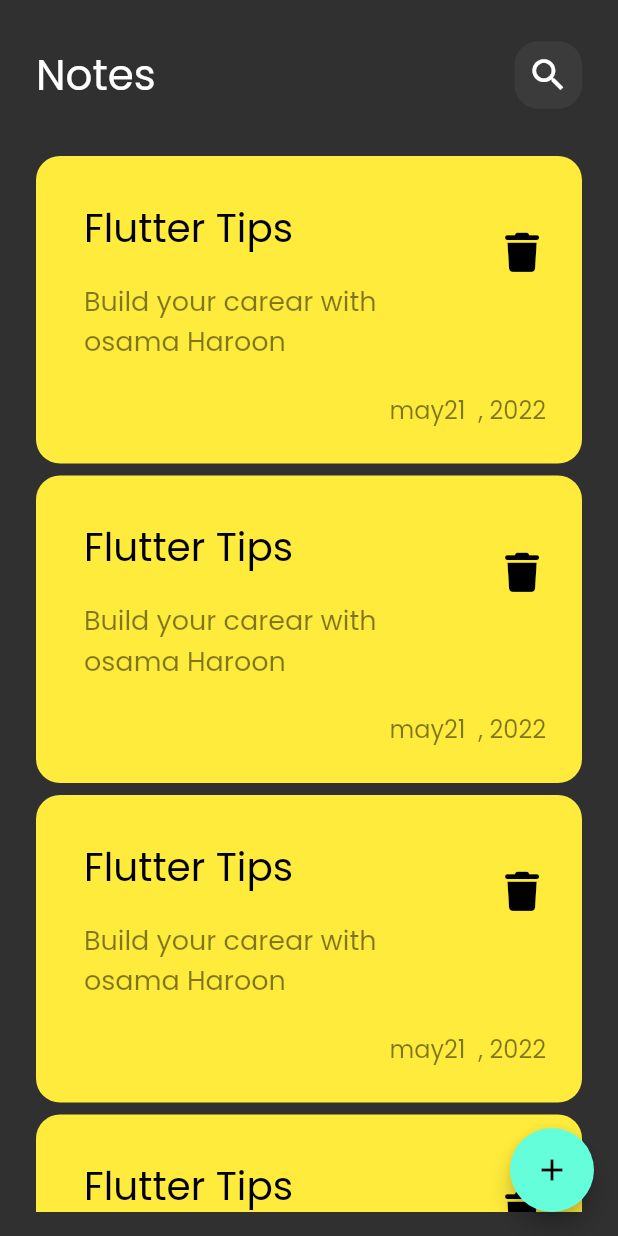
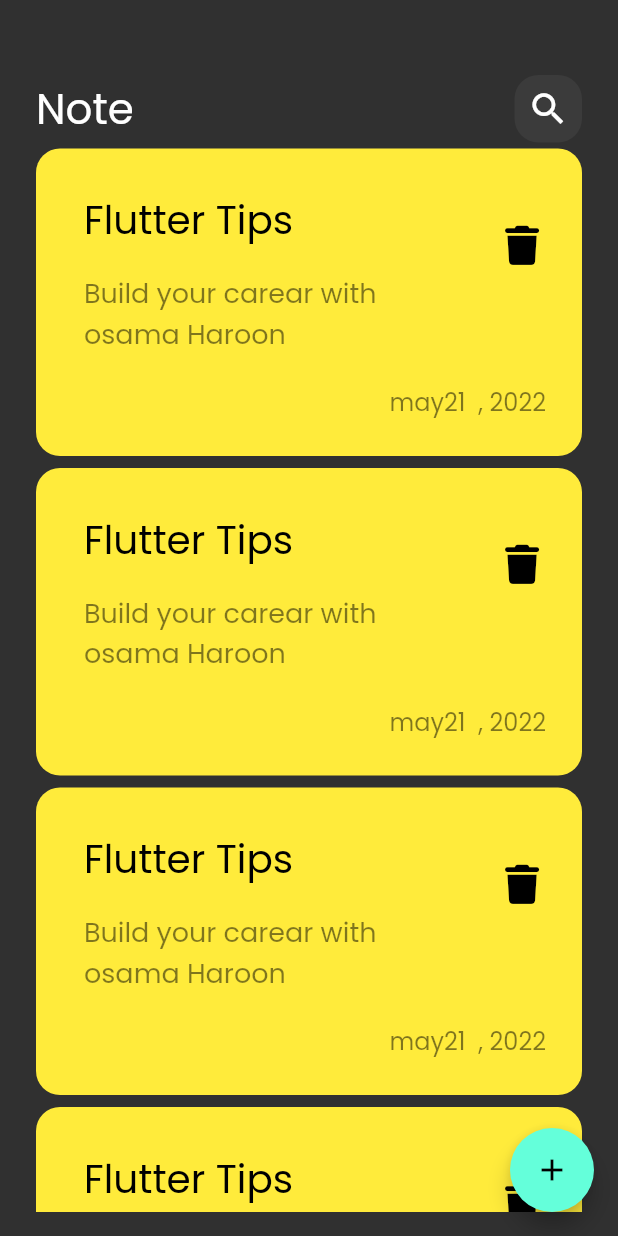
Before and after one commit to usamaaboHaroon/noteapp, a Flutter app: the screen it shows after launch, on a phone screen of 412 x 824 dp. Run offline on Flutter 3.47's test engine with Material 2 defaults, Android fonts, the phone set to English and light mode, and no system bars; our stand-ins replace font_awesome_flutter.

Commit message:
edit note view ui done

```diff
--- a/lib/views/edit_note_view.dart
+++ b/lib/views/edit_note_view.dart
@@ -1,12 +1,14 @@
 import 'package:flutter/material.dart';
 
-import 'Edit_Note_View_Body.dart';
+import 'widgets/Edit_Note_View_Body.dart';
 
 class EditNoteview extends StatelessWidget {
   const EditNoteview({super.key});
 
   @override
   Widget build(BuildContext context) {
-    return const EditNoteViewBody();
+    return const Scaffold(
+      body: EditNoteViewBody(),
+    );
   }
 }
--- a/lib/views/note_views.dart
+++ b/lib/views/note_views.dart
@@ -1,7 +1,7 @@
 import 'package:flutter/material.dart';
 import 'package:note_app/views/widgets/notes_view_body.dart';
 
-import 'add_note_bottom_sheet.dart';
+import 'widgets/add_note_bottom_sheet.dart';
 
 class NotesView extends StatelessWidget {
   const NotesView({super.key});
--- a/lib/views/widgets/costom_search_Icon.dart
+++ b/lib/views/widgets/costom_search_Icon.dart
@@ -1,8 +1,8 @@
 import 'package:flutter/material.dart';
 
-class CostmSearchicon extends StatelessWidget {
-  const CostmSearchicon({super.key});
-
+class CostmIcon extends StatelessWidget {
+  const CostmIcon({super.key, required this.icon});
+  final IconData icon;
   @override
   Widget build(BuildContext context) {
     return Container(
@@ -12,9 +12,9 @@ class CostmSearchicon extends StatelessWidget {
         color: Colors.white.withOpacity(.05),
         borderRadius: BorderRadius.circular(16),
       ),
-      child: const Center(
+      child: Center(
         child: Icon(
-          Icons.search,
+          icon,
           size: 28,
         ),
       ),
--- a/lib/views/widgets/custom_app_bar.dart
+++ b/lib/views/widgets/custom_app_bar.dart
@@ -2,23 +2,23 @@ import 'package:flutter/material.dart';
 import 'package:note_app/views/widgets/costom_search_Icon.dart';
 
 class CustomAppBar extends StatelessWidget {
-  const CustomAppBar({super.key});
-
+  const CustomAppBar({super.key, required this.title, required this.icon});
+  final String title;
+  final IconData icon;
   @override
   Widget build(BuildContext context) {
     return Row(
-      children: const [
-        SizedBox(
-          height: 100,
-        ),
+      mainAxisAlignment: MainAxisAlignment.spaceBetween,
+      children: [
         Text(
-          'Notes',
-          style: TextStyle(
+          title,
+          style: const TextStyle(
             fontSize: 28,
           ),
         ),
-        Spacer(),
-        CostmSearchicon(),
+        CostmIcon(
+          icon: icon,
+        ),
       ],
     );
   }
--- a/lib/views/widgets/notes_view_body.dart
+++ b/lib/views/widgets/notes_view_body.dart
@@ -1,7 +1,6 @@
 import 'package:flutter/material.dart';
 import 'package:note_app/views/widgets/custom_app_bar.dart';
 
-import 'custom_note_item.dart';
 import 'notes_view.dart';
 
 class NotesViewBody extends StatelessWidget {
@@ -13,7 +12,13 @@ class NotesViewBody extends StatelessWidget {
       padding: const EdgeInsets.symmetric(horizontal: 24),
       child: Column(
         children: const [
-          CustomAppBar(),
+          SizedBox(
+            height: 50,
+          ),
+          CustomAppBar(
+            icon: Icons.search,
+            title: 'Note',
+          ),
           Expanded(child: NotesListView()),
         ],
       ),
```
Also changed, not shown: lib/views/Edit_Note_View_Body.dart (deleted, +0 -11 lines), lib/views/widgets/Edit_Note_View_Body.dart (added, +36 -0 lines), lib/views/widgets/add_note_bottom_sheet.dart (renamed from lib/views/add_note_bottom_sheet.dart), lib/views/widgets/costom_button.dart (renamed from lib/views/costom_button.dart).
